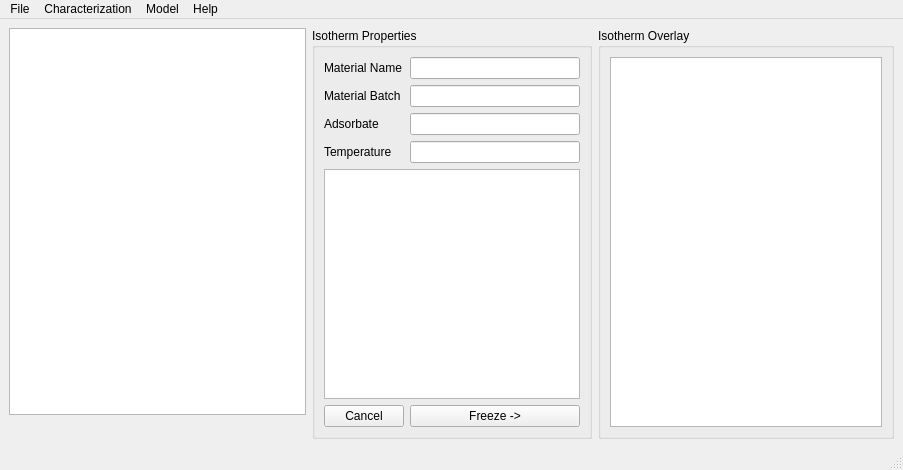
The window that src/views/designer/mainwindow.ui (pauliacomi/pyGAPS-gui) describes before a commit, drawn with Qt 5.
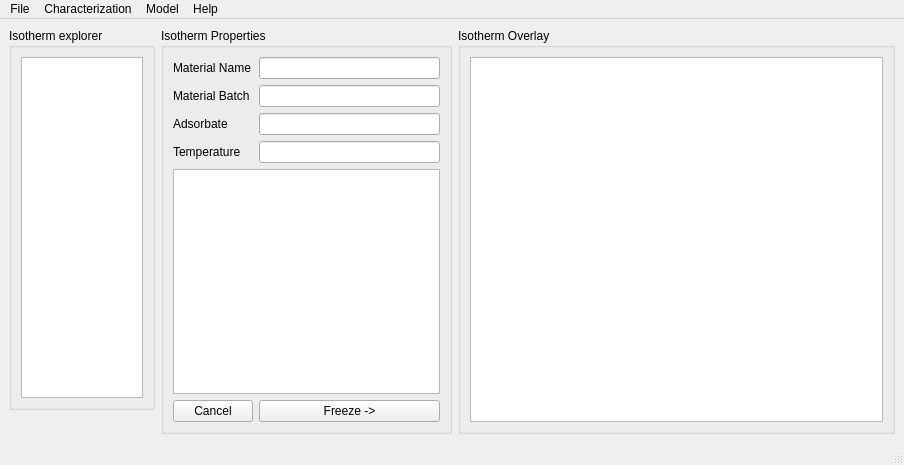
The same window after the commit. Icons and pictures are not drawn.

```diff
--- a/src/views/designer/mainwindow.ui
+++ b/src/views/designer/mainwindow.ui
@@ -6,10 +6,16 @@
    <rect>
     <x>0</x>
     <y>0</y>
-    <width>903</width>
-    <height>470</height>
+    <width>904</width>
+    <height>465</height>
    </rect>
   </property>
+  <property name="sizePolicy">
+   <sizepolicy hsizetype="Preferred" vsizetype="Preferred">
+    <horstretch>2</horstretch>
+    <verstretch>0</verstretch>
+   </sizepolicy>
+  </property>
   <property name="windowTitle">
    <string>pyGAPS-gui</string>
   </property>
@@ -19,11 +25,60 @@
   </property>
   <widget class="QWidget" name="centralwidget">
    <layout class="QGridLayout" name="gridLayout">
+    <item row="0" column="11" rowspan="5">
+     <widget class="QGroupBox" name="graphGroup">
+      <property name="sizePolicy">
+       <sizepolicy hsizetype="Preferred" vsizetype="Expanding">
+        <horstretch>3</horstretch>
+        <verstretch>0</verstretch>
+       </sizepolicy>
+      </property>
+      <property name="title">
+       <string>Isotherm Overlay</string>
+      </property>
+      <layout class="QGridLayout" name="gridLayout_3">
+       <item row="0" column="0">
+        <widget class="QGraphicsView" name="graphicsView"/>
+       </item>
+      </layout>
+     </widget>
+    </item>
+    <item row="0" column="0">
+     <widget class="QGroupBox" name="explorerGroup_2">
+      <property name="sizePolicy">
+       <sizepolicy hsizetype="Expanding" vsizetype="Preferred">
+        <horstretch>1</horstretch>
+        <verstretch>0</verstretch>
+       </sizepolicy>
+      </property>
+      <property name="title">
+       <string>Isotherm explorer</string>
+      </property>
+      <layout class="QGridLayout" name="explorerGroup">
+       <item row="0" column="0">
+        <widget class="QListView" name="isoExplorer">
+         <property name="sizePolicy">
+          <sizepolicy hsizetype="Expanding" vsizetype="Expanding">
+           <horstretch>0</horstretch>
+           <verstretch>0</verstretch>
+          </sizepolicy>
+         </property>
+         <property name="editTriggers">
+          <set>QAbstractItemView::NoEditTriggers</set>
+         </property>
+         <property name="selectionMode">
+          <enum>QAbstractItemView::MultiSelection</enum>
+         </property>
+        </widget>
+       </item>
+      </layout>
+     </widget>
+    </item>
     <item row="0" column="10" rowspan="5">
      <widget class="QGroupBox" name="propertiesGroup">
       <property name="sizePolicy">
-       <sizepolicy hsizetype="Maximum" vsizetype="Expanding">
-        <horstretch>0</horstretch>
+       <sizepolicy hsizetype="Expanding" vsizetype="Expanding">
+        <horstretch>2</horstretch>
         <verstretch>0</verstretch>
        </sizepolicy>
       </property>
@@ -97,31 +152,6 @@
       </layout>
      </widget>
     </item>
-    <item row="0" column="0">
-     <layout class="QGridLayout" name="explorerGroup">
-      <item row="0" column="0">
-       <widget class="QListView" name="isoExplorer"/>
-      </item>
-     </layout>
-    </item>
-    <item row="0" column="11" rowspan="5">
-     <widget class="QGroupBox" name="graphGroup">
-      <property name="sizePolicy">
-       <sizepolicy hsizetype="Expanding" vsizetype="Preferred">
-        <horstretch>0</horstretch>
-        <verstretch>0</verstretch>
-       </sizepolicy>
-      </property>
-      <property name="title">
-       <string>Isotherm Overlay</string>
-      </property>
-      <layout class="QGridLayout" name="gridLayout_3">
-       <item row="0" column="0">
-        <widget class="QGraphicsView" name="graphicsView"/>
-       </item>
-      </layout>
-     </widget>
-    </item>
    </layout>
   </widget>
   <widget class="QMenuBar" name="menubar">
@@ -129,7 +159,7 @@
     <rect>
      <x>0</x>
      <y>0</y>
-     <width>903</width>
+     <width>904</width>
      <height>21</height>
     </rect>
    </property>
```
